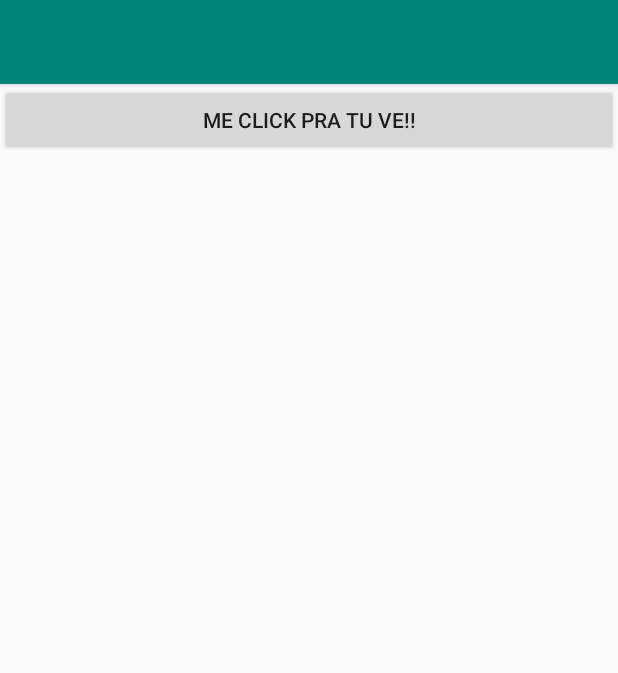
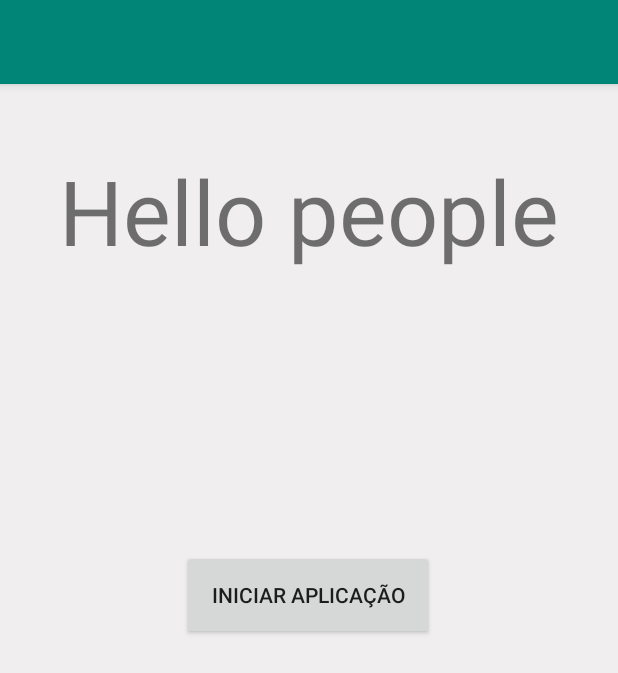
Before and after one commit to IgorAugusto2018/estagio, an Android app: the screen it shows after launch (MainActivity), on a phone screen of 412 x 824 dp. Shown: the top 673 px of the screen. Run offline under Robolectric (Android 15) with nearby library versions, the phone set to English and light mode, and no system bars.

Commit message:
commit inicial

```diff
--- a/app/src/main/AndroidManifest.xml
+++ b/app/src/main/AndroidManifest.xml
@@ -4,9 +4,9 @@
 
     <application
         android:allowBackup="true"
-        android:icon="@mipmap/ic_launcher"
+        android:icon="@mipmap/ic_launcher_2"
         android:label="@string/app_name"
-        android:roundIcon="@mipmap/ic_launcher_round"
+        android:roundIcon="@mipmap/ic_launcher_2"
         android:supportsRtl="true"
         android:theme="@style/AppTheme">
         <activity
--- a/app/src/main/res/layout/activity_main.xml
+++ b/app/src/main/res/layout/activity_main.xml
@@ -1,16 +1,19 @@
 <?xml version="1.0" encoding="utf-8"?>
-<LinearLayout xmlns:android="http://schemas.android.com/apk/res/android"
+<android.support.constraint.ConstraintLayout xmlns:android="http://schemas.android.com/apk/res/android"
     xmlns:app="http://schemas.android.com/apk/res-auto"
     xmlns:tools="http://schemas.android.com/tools"
+    android:background="@color/colorPatternBackground"
     android:layout_width="match_parent"
     android:layout_height="match_parent"
     tools:context=".MainActivity"
-    android:orientation="vertical">
+    android:orientation="vertical"
+    >
 
     <android.support.design.widget.AppBarLayout
         android:layout_width="match_parent"
         android:layout_height="wrap_content"
-        android:theme="@style/AppTheme.AppBarOverlay">
+    android:theme="@style/AppTheme.AppBarOverlay"
+        tools:ignore="MissingConstraints">
 
         <android.support.v7.widget.Toolbar
             android:id="@+id/toolbar"
@@ -22,9 +25,30 @@
     </android.support.design.widget.AppBarLayout>
 
     <Button
-        android:layout_width="match_parent"
+        android:id="@+id/btnPrincipal"
+        android:layout_width="168dp"
+        android:layout_height="60dp"
+        android:layout_marginTop="8dp"
+        android:layout_marginBottom="320dp"
+        android:text="@string/btn_Principal"
+        app:layout_constraintBottom_toBottomOf="parent"
+        app:layout_constraintHorizontal_bias="0.497"
+        app:layout_constraintLeft_toLeftOf="parent"
+        app:layout_constraintRight_toRightOf="parent"
+        app:layout_constraintTop_toBottomOf="@+id/textView"
+        tools:ignore="MissingConstraints" />
+
+    <TextView
+        android:id="@+id/textView"
+        android:layout_width="wrap_content"
         android:layout_height="wrap_content"
-        android:id="@+id/botao"
-        android:text="Me Click pra tu ve!!"/>
+        android:text="@string/label_principal"
+        android:textSize="60dp"
+        tools:layout_editor_absoluteX="16dp"
+        tools:layout_editor_absoluteY="209dp"
+        android:paddingVertical="100dp"
+        app:layout_constraintLeft_toLeftOf="parent"
+        app:layout_constraintRight_toRightOf="parent"
+        app:layout_constraintTop_toTopOf="parent"/>
 
-</LinearLayout>
+</android.support.constraint.ConstraintLayout>
--- a/app/src/main/res/values/colors.xml
+++ b/app/src/main/res/values/colors.xml
@@ -3,4 +3,7 @@
     <color name="colorPrimary">#008577</color>
     <color name="colorPrimaryDark">#00574B</color>
     <color name="colorAccent">#D81B60</color>
+    <color name="yellowPretty">#F0C419</color>
+    <color name="niceRed">#E42B30</color>
+    <color name="colorPatternBackground">#F0EEEF</color>
 </resources>
--- a/app/src/main/res/values/dimens.xml
+++ b/app/src/main/res/values/dimens.xml
@@ -1,3 +1,4 @@
 <resources>
     <dimen name="fab_margin">16dp</dimen>
+    <dimen name="button">20dp</dimen>
 </resources>
--- a/app/src/main/res/values/strings.xml
+++ b/app/src/main/res/values/strings.xml
@@ -1,4 +1,6 @@
 <resources>
-    <string name="app_name">My Application</string>
+    <string name="app_name">My fist App</string>
     <string name="action_settings">Settings</string>
+    <string name="label_principal">Hello people</string>
+    <string name="btn_Principal">Iniciar Aplicação</string>
 </resources>
```
